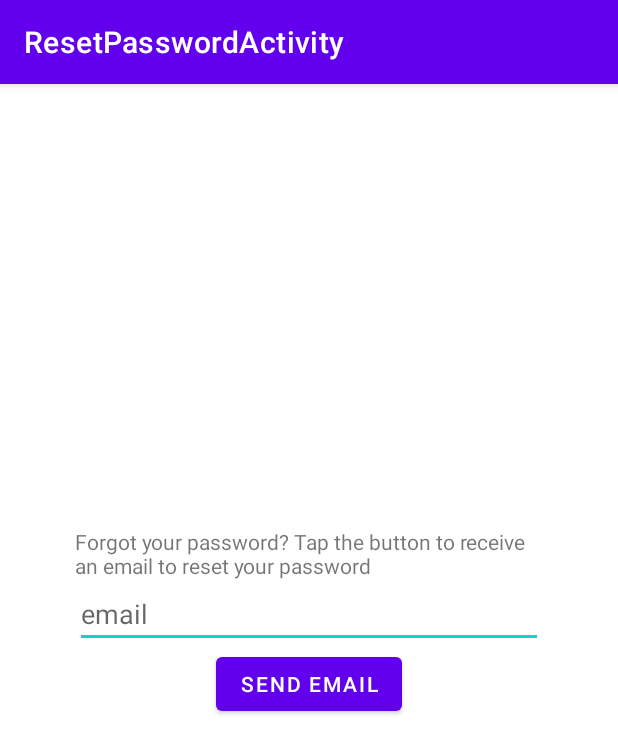
After one commit to PalMassimo/PlatformMusic, an Android app: the ResetPasswordActivity screen opened directly, with no data from a screen before it, on a phone screen of 412 x 824 dp. The commit adds this screen. Shown: the top 754 px of the screen. Run offline under Robolectric (Android 15) with nearby library versions, the phone set to English and light mode, and no system bars; our stand-ins replace Firebase (no records; nobody signed in at launch, a user with empty details on screens opened directly).

Commit message:
Reset Password implemented Added banner icon

```diff
--- a/app/src/main/AndroidManifest.xml
+++ b/app/src/main/AndroidManifest.xml
@@ -10,7 +10,11 @@
         android:roundIcon="@mipmap/ic_launcher_round"
         android:supportsRtl="true"
         android:theme="@style/Theme.MusicPlatform">
-        <activity android:name=".activities.AddUserActivity"></activity>
+
+        <activity
+            android:name=".activities.ResetPasswordActivity"
+            android:label="@string/title_activity_reset_password"/>
+        <activity android:name=".activities.AddUserActivity" />
         <activity android:name=".activities.LoginActivity">
             <intent-filter>
                 <action android:name="android.intent.action.MAIN" />
--- a/app/src/main/java/it/units/musicplatform/activities/LoginActivity.kt
+++ b/app/src/main/java/it/units/musicplatform/activities/LoginActivity.kt
@@ -23,6 +23,10 @@ class LoginActivity : AppCompatActivity() {
             login(binding.emailEditText.text.toString().trim(), binding.passwordEditText.text.toString())
         }
 
+        binding.forgotPasswordTextView.setOnClickListener {
+            startActivity(Intent(this, ResetPasswordActivity::class.java))
+        }
+
     }
 
     private fun login(email: String, password: String) {
--- /dev/null
+++ b/app/src/main/java/it/units/musicplatform/activities/ResetPasswordActivity.kt
@@ -0,0 +1,46 @@
+package it.units.musicplatform.activities
+
+import android.os.Bundle
+import android.util.Patterns
+import android.widget.Toast
+import androidx.appcompat.app.AppCompatActivity
+import com.google.firebase.auth.FirebaseAuth
+import it.units.musicplatform.R
+import it.units.musicplatform.databinding.ActivityResetPasswordBinding
+
+class ResetPasswordActivity : AppCompatActivity() {
+
+    lateinit var binding: ActivityResetPasswordBinding
+
+    override fun onCreate(savedInstanceState: Bundle?) {
+        super.onCreate(savedInstanceState)
+
+        binding = ActivityResetPasswordBinding.inflate(layoutInflater)
+        setContentView(binding.root)
+
+        binding.instructionTextView.text = getString(R.string.reset_password_instruction)
+
+        binding.sendEmailButton.setOnClickListener {
+            when {
+                binding.resetEmailEditText.text.isBlank() -> showErrorMessage("please insert your email address")
+                isEmailAddressValid() -> showErrorMessage("please insert a valid email address")
+                else -> sendResetPasswordEmail()
+            }
+        }
+
+    }
+
+    private fun sendResetPasswordEmail() {
+        FirebaseAuth.getInstance().sendPasswordResetEmail(binding.resetEmailEditText.text.toString()).addOnCompleteListener {
+            val resultMessage = if(it.isSuccessful) "The email was sent correctly, please check your mailbox" else "Something went wrong. Please try again"
+            Toast.makeText(this, resultMessage, Toast.LENGTH_LONG).show()
+        }
+    }
+
+    private fun showErrorMessage(errorMessage: String) {
+        binding.resetEmailEditText.requestFocus()
+        binding.resetEmailEditText.error = errorMessage
+    }
+
+    private fun isEmailAddressValid() = !Patterns.EMAIL_ADDRESS.matcher(binding.resetEmailEditText.text.toString()).matches()
+}
--- a/app/src/main/java/it/units/musicplatform/firebase/StorageTaskManager.kt
+++ b/app/src/main/java/it/units/musicplatform/firebase/StorageTasks.kt
@@ -5,7 +5,7 @@ import com.google.android.gms.tasks.Task
 import it.units.musicplatform.entities.Post
 import it.units.musicplatform.firebase.retrievers.StorageReferenceRetriever
 
-class StorageTaskManager {
+class StorageTasks {
 
     companion object {
 
--- a/app/src/main/java/it/units/musicplatform/repositories/UsersSearchedRepository.kt
+++ b/app/src/main/java/it/units/musicplatform/repositories/UsersSearchedRepository.kt
@@ -1,21 +1,21 @@
 package it.units.musicplatform.repositories
 
 import it.units.musicplatform.entities.User
-import it.units.musicplatform.firebase.DatabaseTaskManager
+import it.units.musicplatform.firebase.DatabaseTasks
 import kotlinx.coroutines.tasks.await
 
 class UsersSearchedRepository(val userId: String) {
 
     suspend fun loadPopularUsers(): ArrayList<User> {
         val popularUsers = ArrayList<User>()
-        DatabaseTaskManager.getPopularUsers(userId, popularUsers).await()
+        DatabaseTasks.getPopularUsers(userId, popularUsers).await()
         return popularUsers
 
     }
 
     suspend fun searchUser(subName: String): ArrayList<User> {
         val resultUsers = ArrayList<User>()
-        DatabaseTaskManager.getMatchingUsersTask(userId, subName, resultUsers).await()
+        DatabaseTasks.getMatchingUsersTask(userId, subName, resultUsers).await()
         return resultUsers
     }
 }
--- /dev/null
+++ b/app/src/main/res/layout/activity_reset_password.xml
@@ -0,0 +1,41 @@
+<?xml version="1.0" encoding="utf-8"?>
+<LinearLayout
+    xmlns:android="http://schemas.android.com/apk/res/android"
+    xmlns:tools="http://schemas.android.com/tools"
+    android:layout_width="match_parent"
+    android:layout_height="match_parent"
+    android:orientation="vertical"
+    android:gravity="center"
+    android:padding="50dp">
+
+    <TextView
+        android:id="@+id/instructionTextView"
+        android:layout_width="wrap_content"
+        android:layout_height="wrap_content"
+        android:text="@string/reset_password_instruction"
+        />
+
+    <EditText
+        android:id="@+id/resetEmailEditText"
+        android:layout_width="match_parent"
+        android:layout_height="wrap_content"
+        android:hint="@string/email_hint"
+        android:inputType="textEmailAddress" />
+
+
+    <Button
+        android:id="@+id/sendEmailButton"
+        android:layout_width="wrap_content"
+        android:layout_height="wrap_content"
+        android:text="Send email"
+        />
+
+    <ProgressBar
+        android:id="@+id/sendEmailProgressBar"
+        android:layout_width="wrap_content"
+        android:layout_height="wrap_content"
+        android:indeterminate="true"
+        android:visibility="invisible"
+        />
+
+</LinearLayout>
```
Also changed, not shown: app/src/main/java/it/units/musicplatform/activities/AddUserActivity.kt (+10 -6 lines), app/src/main/java/it/units/musicplatform/firebase/DatabaseTasks.kt (renamed from app/src/main/java/it/units/musicplatform/firebase/DatabaseTaskManager.kt, +8 -8 lines), app/src/main/java/it/units/musicplatform/repositories/FollowersPostsRepository.kt (+7 -7 lines), app/src/main/java/it/units/musicplatform/repositories/UserRepository.kt (+19 -19 lines), app/src/main/res/layout/activity_login.xml (+10 -3 lines), app/src/main/res/values/strings.xml (+5 -2 lines), app/src/main/res/mipmap-hdpi/ic_banner.png (added), app/src/main/res/mipmap-mdpi/ic_banner.png (added), app/src/main/res/mipmap-xhdpi/ic_banner.png (added), app/src/main/res/mipmap-xxhdpi/ic_banner.png (added), app/src/main/res/mipmap-xxxhdpi/ic_banner.png (added).
